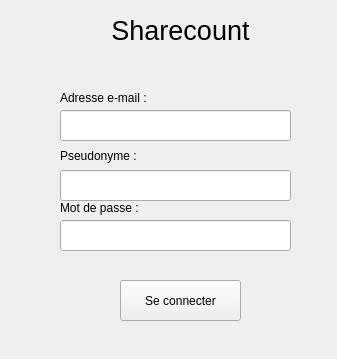
Before: the Qt Designer form inscription.ui in Obsywon/ShareCount, drawn with Qt 5.
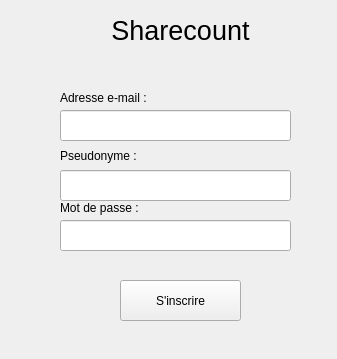
After: the same form once the commit is applied.

What changed in the file:
```diff
--- a/inscription.ui
+++ b/inscription.ui
@@ -36,7 +36,7 @@
     </rect>
    </property>
    <property name="text">
-    <string>Se connecter</string>
+    <string>S'inscrire</string>
    </property>
   </widget>
   <widget class="QLineEdit" name="in_pseudo">
```
Left out of the diff: 13 changed lines with no effect on the pictures.
